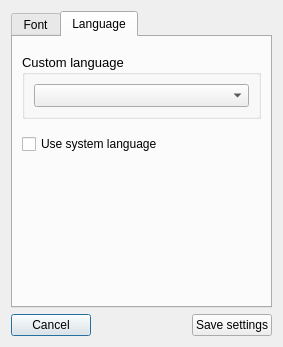
The window that trunk/settings.ui (MosheWagner/Orayta-QT) describes before a commit, drawn with Qt 5.
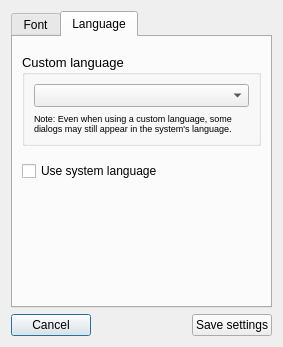
The same window after the commit. The open tabs and pages were chosen to show the change. Icons and pictures are not drawn.

The edit to the form file:
```diff
--- a/trunk/settings.ui
+++ b/trunk/settings.ui
@@ -315,10 +315,27 @@
          <property name="title">
           <string>Custom language</string>
          </property>
-         <layout class="QHBoxLayout" name="horizontalLayout_2">
+         <layout class="QVBoxLayout" name="verticalLayout_4">
           <item>
            <widget class="QComboBox" name="langComboBox"/>
           </item>
+          <item>
+           <widget class="QLabel" name="label">
+            <property name="text">
+             <string>&lt;!DOCTYPE HTML PUBLIC &quot;-//W3C//DTD HTML 4.0//EN&quot; &quot;http://www.w3.org/TR/REC-html40/strict.dtd&quot;&gt;
+&lt;html&gt;&lt;head&gt;&lt;meta name=&quot;qrichtext&quot; content=&quot;1&quot; /&gt;&lt;style type=&quot;text/css&quot;&gt;
+p, li { white-space: pre-wrap; }
+&lt;/style&gt;&lt;/head&gt;&lt;body style=&quot; font-family:'Arial'; font-size:10pt; font-weight:400; font-style:normal;&quot;&gt;
+&lt;p style=&quot; margin-top:0px; margin-bottom:0px; margin-left:0px; margin-right:0px; -qt-block-indent:0; text-indent:0px;&quot;&gt;&lt;span style=&quot; font-size:7pt;&quot;&gt;Note: Even when using a custom language, some dialogs may still appear in the system's language.&lt;/span&gt;&lt;/p&gt;&lt;/body&gt;&lt;/html&gt;</string>
+            </property>
+            <property name="textFormat">
+             <enum>Qt::AutoText</enum>
+            </property>
+            <property name="wordWrap">
+             <bool>true</bool>
+            </property>
+           </widget>
+          </item>
          </layout>
         </widget>
        </item>
```
